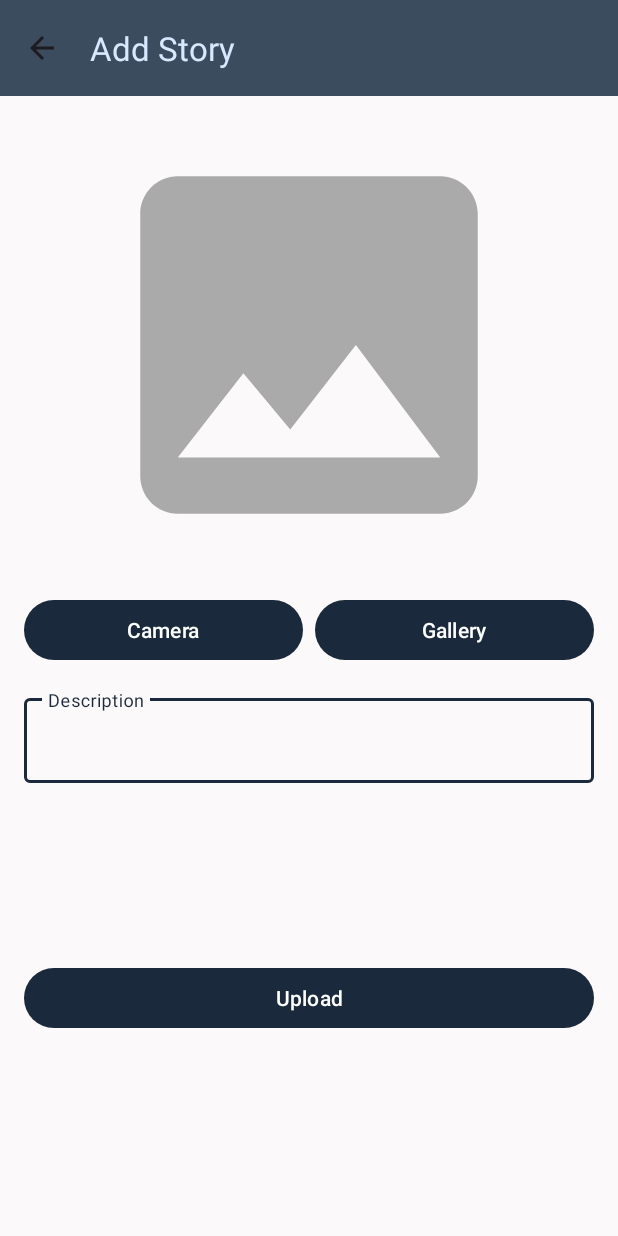
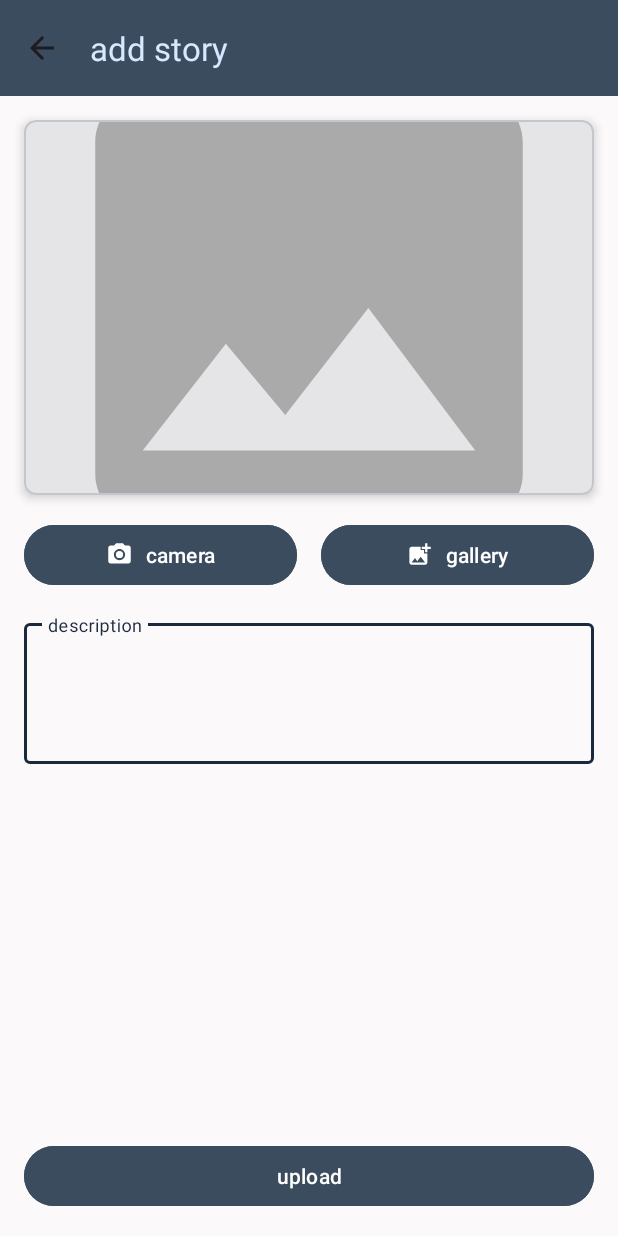
Before and after one commit to romiyusnandar/story_app, an Android app: the AddStoryActivity screen opened directly, with no data from a screen before it, on a phone screen of 412 x 824 dp. Run offline under Robolectric (Android 15) with nearby library versions, the phone set to English and light mode, and no system bars; libraries missing offline, so code that uses them is left out: com.yalantis.ucrop; pictures from the network do not load.

Commit message:
Improve add story activity

```diff
--- /dev/null
+++ b/app/src/main/res/drawable/ic_baseline_add_photo_alternate_24.xml
@@ -0,0 +1,5 @@
+<vector xmlns:android="http://schemas.android.com/apk/res/android" android:height="24dp" android:tint="#000000" android:viewportHeight="24" android:viewportWidth="24" android:width="24dp">
+
+    <path android:fillColor="@android:color/white" android:pathData="M19,7v2.99s-1.99,0.01 -2,0L17,7h-3s0.01,-1.99 0,-2h3L17,2h2v3h3v2h-3zM16,11L16,8h-3L13,5L5,5c-1.1,0 -2,0.9 -2,2v12c0,1.1 0.9,2 2,2h12c1.1,0 2,-0.9 2,-2v-8h-3zM5,19l3,-4 2,3 3,-4 4,5L5,19z"/>
+
+</vector>
--- /dev/null
+++ b/app/src/main/res/drawable/ic_baseline_camera_24.xml
@@ -0,0 +1,7 @@
+<vector xmlns:android="http://schemas.android.com/apk/res/android" android:height="24dp" android:tint="#000000" android:viewportHeight="24" android:viewportWidth="24" android:width="24dp">
+
+    <path android:fillColor="@android:color/white" android:pathData="M12,12m-3.2,0a3.2,3.2 0,1 1,6.4 0a3.2,3.2 0,1 1,-6.4 0"/>
+
+    <path android:fillColor="@android:color/white" android:pathData="M9,2L7.17,4L4,4c-1.1,0 -2,0.9 -2,2v12c0,1.1 0.9,2 2,2h16c1.1,0 2,-0.9 2,-2L22,6c0,-1.1 -0.9,-2 -2,-2h-3.17L15,2L9,2zM12,17c-2.76,0 -5,-2.24 -5,-5s2.24,-5 5,-5 5,2.24 5,5 -2.24,5 -5,5z"/>
+
+</vector>
--- a/app/src/main/res/layout/activity_add_story.xml
+++ b/app/src/main/res/layout/activity_add_story.xml
@@ -18,7 +18,7 @@
             android:background="?attr/colorPrimaryContainer"
             app:titleTextColor="?attr/colorOnPrimaryContainer"
             android:theme="@style/ThemeOverlay.MaterialComponents.ActionBar"
-            app:title="Add Story"
+            app:title="add story"
             app:layout_collapseMode="pin" />
 
     </com.google.android.material.appbar.AppBarLayout>
@@ -29,83 +29,89 @@
         android:layout_height="wrap_content"
         android:indeterminate="true"
         android:visibility="gone"
+        app:layout_constraintTop_toBottomOf="@id/appBarLayout" />
+
+    <com.google.android.material.card.MaterialCardView
+        android:id="@+id/previewCardView"
+        android:layout_width="0dp"
+        android:layout_height="wrap_content"
+        android:layout_margin="16dp"
+        app:cardCornerRadius="8dp"
+        app:cardElevation="4dp"
         app:layout_constraintEnd_toEndOf="parent"
         app:layout_constraintStart_toStartOf="parent"
-        app:layout_constraintTop_toTopOf="parent" />
+        app:layout_constraintTop_toBottomOf="@id/appBarLayout">
 
-    <ImageView
-        android:id="@+id/previewImageView"
-        android:layout_width="400dp"
-        android:layout_height="300dp"
+        <ImageView
+            android:id="@+id/previewImageView"
+            android:layout_width="match_parent"
+            android:layout_height="250dp"
+            android:contentDescription="preview_image"
+            android:scaleType="centerCrop"
+            app:srcCompat="@drawable/ic_placeholder" />
+
+    </com.google.android.material.card.MaterialCardView>
+
+    <com.google.android.material.button.MaterialButton
+        android:id="@+id/cameraButton"
+        android:layout_width="0dp"
+        android:layout_height="wrap_content"
+        android:backgroundTint="?attr/colorPrimaryContainer"
         android:layout_marginStart="16dp"
         android:layout_marginTop="16dp"
-        android:layout_marginEnd="16dp"
-        android:contentDescription="Preview Image"
-        app:layout_constraintEnd_toEndOf="parent"
+        android:layout_marginEnd="8dp"
+        android:text="camera"
+        app:iconGravity="textStart"
+        app:icon="@drawable/ic_baseline_camera_24"
+        app:layout_constraintEnd_toStartOf="@+id/galleryButton"
         app:layout_constraintStart_toStartOf="parent"
-        app:layout_constraintTop_toBottomOf="@id/appBarLayout"
-        app:srcCompat="@drawable/ic_placeholder" />
+        app:layout_constraintTop_toBottomOf="@+id/previewCardView" />
 
-    <LinearLayout
-        android:id="@+id/buttonLayout"
+    <com.google.android.material.button.MaterialButton
+        android:id="@+id/galleryButton"
         android:layout_width="0dp"
         android:layout_height="wrap_content"
-        android:orientation="horizontal"
+        android:layout_marginStart="8dp"
         android:layout_marginTop="16dp"
-        android:layout_marginStart="16dp"
         android:layout_marginEnd="16dp"
-        app:layout_constraintTop_toBottomOf="@+id/previewImageView"
-        app:layout_constraintStart_toStartOf="parent"
-        app:layout_constraintEnd_toEndOf="parent">
-
-        <Button
-            android:id="@+id/cameraButton"
-            android:layout_width="0dp"
-            android:layout_height="wrap_content"
-            android:layout_weight="1"
-            android:text="Camera"
-            android:layout_marginEnd="8dp" />
-
-        <Button
-            android:id="@+id/galleryButton"
-            android:layout_width="0dp"
-            android:layout_height="wrap_content"
-            android:layout_weight="1"
-            android:text="Gallery" />
-    </LinearLayout>
+        android:backgroundTint="?attr/colorPrimaryContainer"
+        android:text="gallery"
+        app:iconGravity="textStart"
+        app:icon="@drawable/ic_baseline_add_photo_alternate_24"
+        app:layout_constraintEnd_toEndOf="parent"
+        app:layout_constraintStart_toEndOf="@+id/cameraButton"
+        app:layout_constraintTop_toBottomOf="@+id/previewCardView" />
 
     <com.google.android.material.textfield.TextInputLayout
         android:id="@+id/descriptionLayout"
         android:layout_width="0dp"
         android:layout_height="wrap_content"
         android:layout_marginStart="16dp"
+        android:layout_marginTop="16dp"
         android:layout_marginEnd="16dp"
-        android:layout_marginTop="16dp"
-        android:hint="Description"
-        app:layout_constraintTop_toBottomOf="@+id/buttonLayout"
+        android:hint="description"
+        app:layout_constraintEnd_toEndOf="parent"
         app:layout_constraintStart_toStartOf="parent"
-        app:layout_constraintEnd_toEndOf="parent">
+        app:layout_constraintTop_toBottomOf="@+id/cameraButton">
 
         <com.google.android.material.textfield.TextInputEditText
             android:id="@+id/descriptionEditText"
             android:layout_width="match_parent"
             android:layout_height="wrap_content"
-            android:inputType="text"
-            android:minLines="1"
-            android:gravity="top" />
+            android:gravity="top"
+            android:inputType="textMultiLine"
+            android:minLines="3" />
     </com.google.android.material.textfield.TextInputLayout>
 
-    <Button
+    <com.google.android.material.button.MaterialButton
         android:id="@+id/uploadButton"
         android:layout_width="0dp"
         android:layout_height="wrap_content"
-        android:layout_marginStart="16dp"
-        android:layout_marginEnd="16dp"
-        android:layout_marginBottom="16dp"
-        android:text="Upload"
-        app:layout_constraintTop_toBottomOf="@+id/descriptionLayout"
+        android:backgroundTint="?attr/colorPrimaryContainer"
+        android:layout_margin="16dp"
+        android:text="upload"
         app:layout_constraintBottom_toBottomOf="parent"
-        app:layout_constraintStart_toStartOf="parent"
-        app:layout_constraintEnd_toEndOf="parent" />
+        app:layout_constraintEnd_toEndOf="parent"
+        app:layout_constraintStart_toStartOf="parent" />
 
 </androidx.constraintlayout.widget.ConstraintLayout>
```
